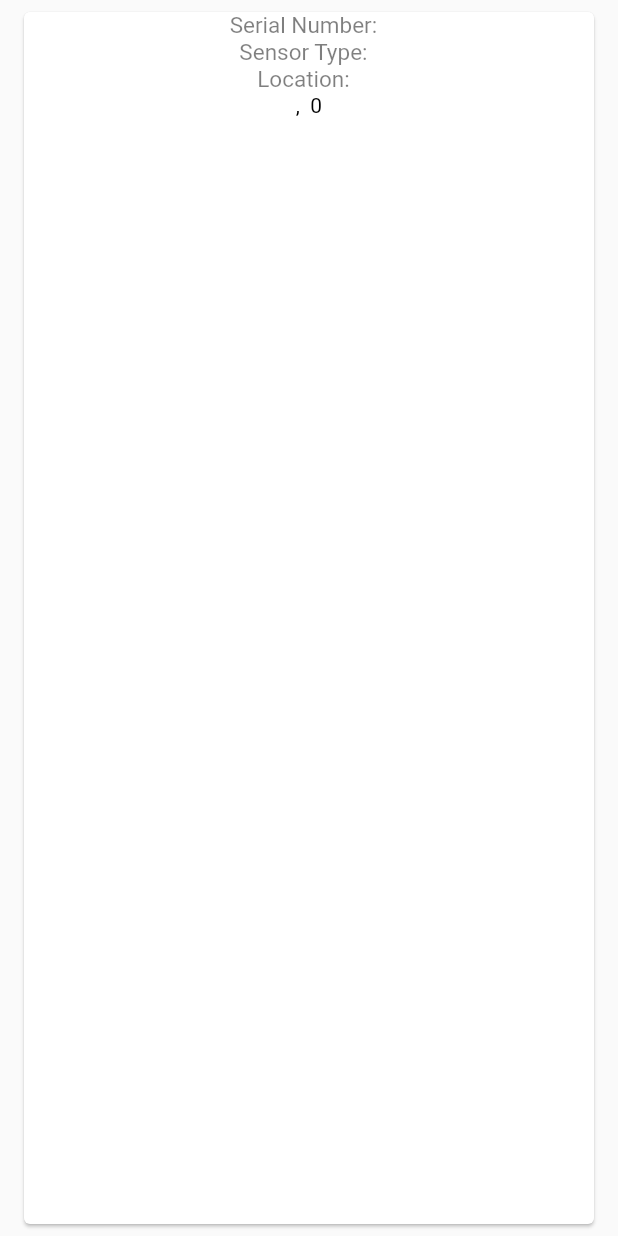
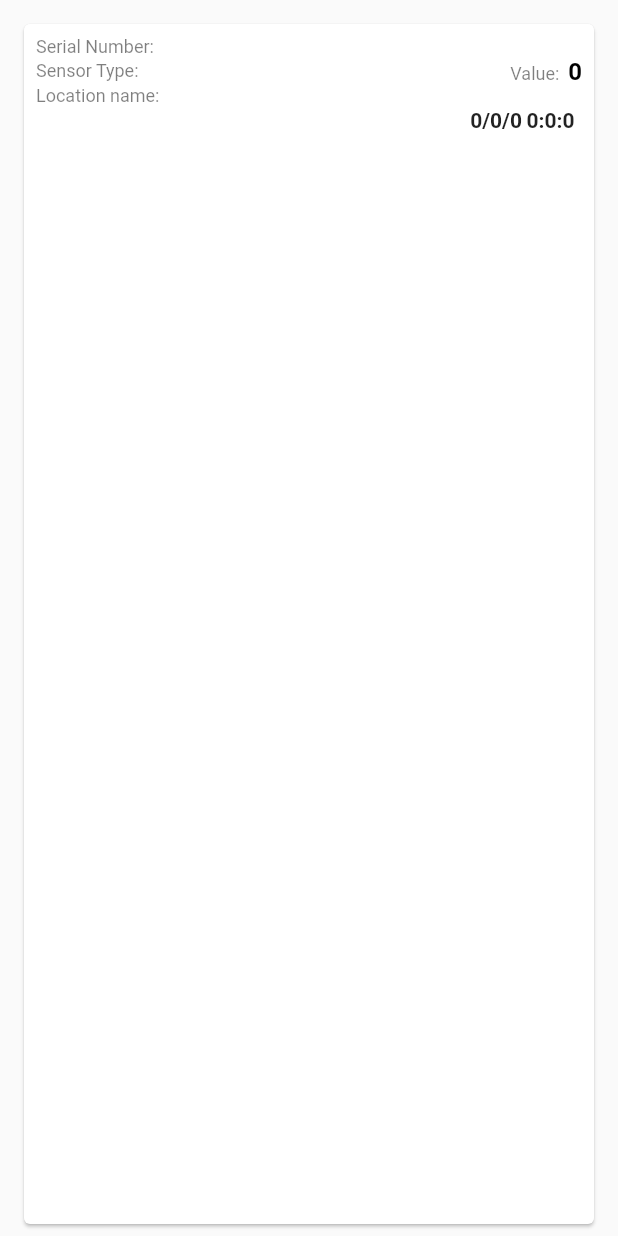
Before and after one commit to Jschofi95/UA_Flood_Detection_App, a Flutter app: the CardData widget shown alone on an empty page, opened directly with empty values, on a phone screen of 412 x 824 dp. Run offline on Flutter 3.47's test engine with Material 2 defaults, Android fonts, the phone set to English and light mode, and no system bars; our stand-ins replace cloud_firestore, firebase_core; missing offline and left inert: cloud_firestore_web, firebase_core_web; accounts and stored records are empty.

Commit message:
Cleaned up card view and removed test file for widgets

```diff
--- a/lib/card_data.dart
+++ b/lib/card_data.dart
@@ -1,3 +1,5 @@
+import 'dart:math';
+
 import 'package:flutter/material.dart';
 
 class CardData extends StatelessWidget {
@@ -35,122 +37,115 @@ class CardData extends StatelessWidget {
   @override
   Widget build(BuildContext context) {
     return Card(
-      margin: const EdgeInsets.fromLTRB(16, 8, 16, 8),
-      child: Center(
+      margin: const EdgeInsets.fromLTRB(16, 16, 16, 8),
+      child: Padding(
+        padding: const EdgeInsets.all(8.0),
         child: Column(
-          mainAxisAlignment: MainAxisAlignment.start,
+          crossAxisAlignment: CrossAxisAlignment.start,
           children: [
             RichText(
               text: TextSpan(
                 text: 'Serial Number:  ',
                 style: TextStyle(
                   color: Colors.black.withOpacity(0.5),
-                  fontSize: 15,
+                  fontSize: 12,
                 ),
                 children: <TextSpan>[
                   TextSpan(
                     text: serialNumber,
                     style: const TextStyle(
                       fontWeight: FontWeight.bold,
-                      fontSize: 20,
+                      fontSize: 16,
                       color: Colors.black,
                     ),
                   ),
                 ],
               ),
             ),
+            Row(
+              children: [
                 RichText(
                   text: TextSpan(
                     text: 'Sensor Type:  ',
                     style: TextStyle(
                       color: Colors.black.withOpacity(0.5),
-                  fontSize: 15,
+                      fontSize: 12,
                     ),
                     children: <TextSpan>[
                       TextSpan(
                         text: sensorType,
                         style: const TextStyle(
                           fontWeight: FontWeight.bold,
-                      fontSize: 20,
+                          fontSize: 16,
                           color: Colors.black,
                         ),
                       ),
                     ],
                   ),
                 ),
+                const Spacer(),
                 RichText(
                   text: TextSpan(
-                text: 'Location:  ',
+                    text: 'Value:  ',
                     style: TextStyle(
                       color: Colors.black.withOpacity(0.5),
-                  fontSize: 15,
+                      fontSize: 12,
+                    ),
+                    children: <TextSpan>[
+                      TextSpan(
+                        text: sensorReading.toString(),
+                        style: const TextStyle(
+                          fontWeight: FontWeight.bold,
+                          fontSize: 16,
+                          color: Colors.black,
+                        ),
+                      ),
+                    ],
+                  ),
+                ),
+              ],
+            ),
+            RichText(
+              text: TextSpan(
+                text: 'Location name:  ',
+                style: TextStyle(
+                  color: Colors.black.withOpacity(0.5),
+                  fontSize: 12,
                 ),
                 children: <TextSpan>[
                   TextSpan(
                     text: locationName,
                     style: const TextStyle(
                       fontWeight: FontWeight.bold,
-                      fontSize: 20,
+                      fontSize: 16,
                       color: Colors.black,
                     ),
                   ),
                 ],
               ),
             ),
-            Text(
-              '$city, $state\t$zip',
-              style: const TextStyle(
-                color: Colors.black,
+            Row(
+              mainAxisAlignment: MainAxisAlignment.end,
+              children: [
+                Padding(
+                  padding: const EdgeInsets.all(1.0),
+                  child: Text(
+                    '$month/$day/$year',
+                    style: const TextStyle(fontWeight: FontWeight.bold),
                   ),
+                ),
+                Padding(
+                  padding: const EdgeInsets.only(left: 2.0, right: 5.0),
+                  child: Text(
+                    '$hour:$minute:$second',
+                    style: const TextStyle(fontWeight: FontWeight.bold),
+                  ),
+                ),
+              ],
             ),
           ],
         ),
       ),
     );
-
-    // return Padding(
-    //   padding: const EdgeInsets.only(
-    //     left: 2.0,
-    //     right: 2.0,
-    //     top: 1.0,
-    //     bottom: 1.0,
-    //   ),
-    //   child: Card(
-    //     // Card view to store each data element in
-    //     color: const Color.fromARGB(255, 240, 227, 229),
-    //     shape: const RoundedRectangleBorder(
-    //       side: BorderSide(
-    //         color: Color(0xFF871027),
-    //       ),
-    //       borderRadius: BorderRadius.all(Radius.circular(12)),
-    //     ),
-    //     child: Column(
-    //       children: <Widget>[
-    //         Text('Serial number: $serialNumber'),
-    //         Text('Type: $sensorType'),
-    //         Text('Value: $sensorReading'),
-    //         Row(
-    //           mainAxisAlignment: MainAxisAlignment.end,
-    //           children: [
-    //             Padding(
-    //               padding: const EdgeInsets.all(1.0),
-    //               child: Text(
-    //                 '$month/$day/$year',
-    //                 style: const TextStyle(fontWeight: FontWeight.bold),
-    //               ),
-    //             ),
-    //             Padding(
-    //               padding: const EdgeInsets.only(left: 2.0, right: 5.0),
-    //               child: Text(
-    //                 '$hour:$minute:$second',
-    //                 style: const TextStyle(fontWeight: FontWeight.bold),
-    //               ),
-    //             ),
-    //           ],
-    //         ),
-    //       ],
-    //     ),
-    //   ),
-    // );
   }
 }
```
Also changed, not shown: 1 other file. Lines whose indentation alone changed are shown as unchanged.
